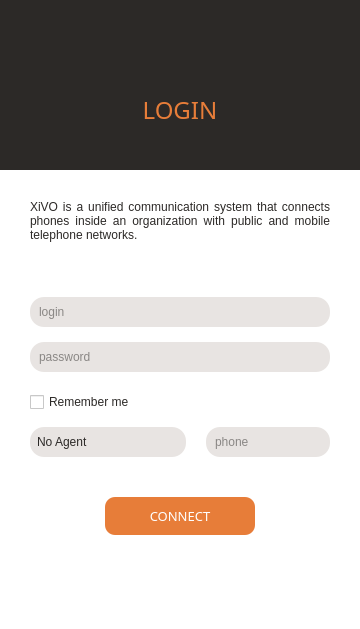
Before: the Qt Designer form xivoclient/src/login_widget/login_widget.ui in wazo-platform/wazo-client-qt, drawn with Qt 5.
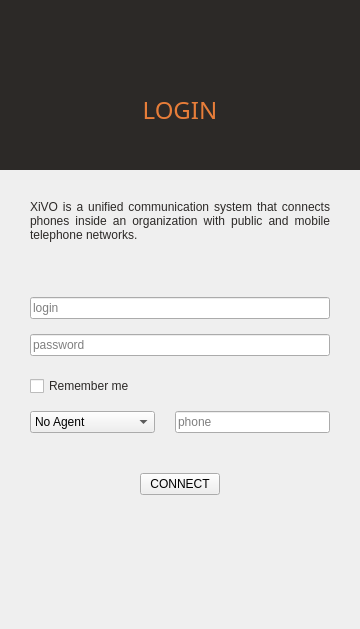
After: the same form once the commit is applied. Icons and pictures are not drawn.

Commit message: integrate global qss in login_widget

The edit to the form file:
```diff
--- a/xivoclient/src/login_widget/login_widget.ui
+++ b/xivoclient/src/login_widget/login_widget.ui
@@ -176,7 +176,12 @@
       </sizepolicy>
      </property>
      <property name="styleSheet">
-      <string notr="true">background-color:#fff;</string>
+      <string notr="true"/>
+     </property>
+     <property name="qss_tags" stdset="0">
+      <stringlist notr="true">
+       <string>login_frame</string>
+      </stringlist>
      </property>
      <layout class="QHBoxLayout" name="horizontalLayout">
       <property name="spacing">
@@ -209,31 +214,7 @@
          </size>
         </property>
         <property name="styleSheet">
-         <string notr="true">
-QComboBox {
-	/*border-radius: 10px;*/
-	padding-left: 16px;  /* bug: without padding, color in not applied in the text field */
-}
-
-QComboBox::drop-down {
-	border-left: 0px solid #58524f;
-	width: 45px;
-}
-
-QComboBox::down-arrow {
-	image: url(&quot;:/images/down-arrow-grey.svg&quot;);
-}
-
-QComboBox QAbstractItemView {
-	border-radius: 10px;
-	/*border: 3px solid white;*/
-	/* margin-top: 35px; /*leaves unwanted rectangle on top*/
-	top: 35px; /*doesn't work: only for subcontrols*/
-}
-
-QComboBox QAbstractItemView::item {
-	border-radius: 10px;
-}</string>
+         <string notr="true"/>
         </property>
         <layout class="QVBoxLayout" name="verticalLayout_2">
          <property name="spacing">
@@ -321,18 +302,6 @@
          </item>
          <item>
           <widget class="QLineEdit" name="user_login">
-           <property name="font">
-            <font>
-             <family>Liberation Sans</family>
-            </font>
-           </property>
-           <property name="styleSheet">
-            <string notr="true">background-color: #e8e4e2; border-radius: 14px; padding: 7px; color: #2c2927;
-</string>
-           </property>
-           <property name="text">
-            <string/>
-           </property>
            <property name="placeholderText">
             <string>login</string>
            </property>
@@ -356,15 +325,6 @@
          </item>
          <item>
           <widget class="QLineEdit" name="user_password">
-           <property name="font">
-            <font>
-             <family>Liberation Sans</family>
-            </font>
-           </property>
-           <property name="styleSheet">
-            <string notr="true">background-color: #e8e4e2; border-radius: 14px; padding: 7px; color: #2c2927;
-</string>
-           </property>
            <property name="text">
             <string/>
            </property>
@@ -430,17 +390,6 @@
            </property>
            <item>
             <widget class="QComboBox" name="agent_options">
-             <property name="font">
-              <font>
-               <family>Liberation Sans</family>
-              </font>
-             </property>
-             <property name="styleSheet">
-              <string notr="true">background-color: #e8e4e2; border-radius: 14px; padding: 7px; selection-background-color: rgb(231,123, 57);
-color: #2c2927;
-
-</string>
-             </property>
              <item>
               <property name="text">
                <string>No Agent</string>
@@ -460,24 +409,6 @@
            </item>
            <item>
             <widget class="QLineEdit" name="agent_phone_number">
-             <property name="sizePolicy">
-              <sizepolicy hsizetype="Preferred" vsizetype="Fixed">
-               <horstretch>0</horstretch>
-               <verstretch>0</verstretch>
-              </sizepolicy>
-             </property>
-             <property name="font">
-              <font>
-               <family>Liberation Sans</family>
-              </font>
-             </property>
-             <property name="styleSheet">
-              <string notr="true">background-color: #e8e4e2; border-radius: 14px; padding: 7px; color: #2c2927;
-</string>
-             </property>
-             <property name="text">
-              <string/>
-             </property>
              <property name="placeholderText">
               <string>phone</string>
              </property>
@@ -506,28 +437,39 @@
            <property name="spacing">
             <number>0</number>
            </property>
+           <item>
+            <spacer name="horizontalSpacer_2">
+             <property name="orientation">
+              <enum>Qt::Horizontal</enum>
+             </property>
+             <property name="sizeHint" stdset="0">
+              <size>
+               <width>40</width>
+               <height>20</height>
+              </size>
+             </property>
+            </spacer>
+           </item>
            <item>
             <widget class="QPushButton" name="connect_button">
-             <property name="maximumSize">
-              <size>
-               <width>150</width>
-               <height>16777215</height>
-              </size>
-             </property>
-             <property name="font">
-              <font>
-               <family>Dyno</family>
-               <pointsize>10</pointsize>
-              </font>
-             </property>
-             <property name="styleSheet">
-              <string notr="true">background-color:#E77D39; border-radius:10px; padding:10px; color:#fff;</string>
-             </property>
              <property name="text">
               <string>CONNECT</string>
              </property>
             </widget>
            </item>
+           <item>
+            <spacer name="horizontalSpacer">
+             <property name="orientation">
+              <enum>Qt::Horizontal</enum>
+             </property>
+             <property name="sizeHint" stdset="0">
+              <size>
+               <width>40</width>
+               <height>20</height>
+              </size>
+             </property>
+            </spacer>
+           </item>
           </layout>
          </item>
          <item>
```
Left out of the diff: 5 changed lines with no effect on the pictures. The commit also changes 2 other files.
